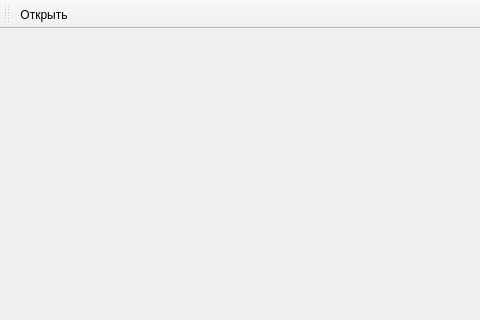
First picture: the form in ip-phone-van/mainwindow.ui, repository Warchant/ip-phone, before the edit; both pictures show x 0 to 480 and y 0 to 320 of the 800 by 600 pixel window.
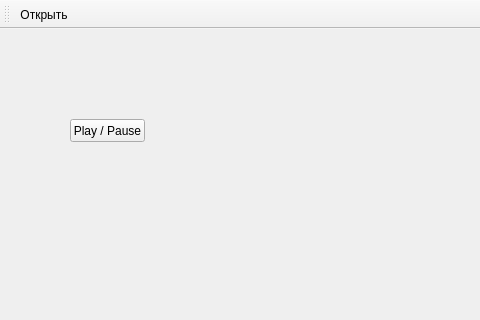
Second picture: the form after the edit.

Diff of the .ui file:
```diff
--- a/ip-phone-van/mainwindow.ui
+++ b/ip-phone-van/mainwindow.ui
@@ -19,7 +19,21 @@
   <property name="windowTitle">
    <string>MainWindow</string>
   </property>
-  <widget class="QWidget" name="centralWidget"/>
+  <widget class="QWidget" name="centralWidget">
+   <widget class="QPushButton" name="pB_play">
+    <property name="geometry">
+     <rect>
+      <x>70</x>
+      <y>90</y>
+      <width>75</width>
+      <height>23</height>
+     </rect>
+    </property>
+    <property name="text">
+     <string>Play / Pause</string>
+    </property>
+   </widget>
+  </widget>
   <widget class="QMenuBar" name="menuBar">
    <property name="geometry">
     <rect>
```
Left out of the diff: 2 changed lines with no effect on the pictures.
